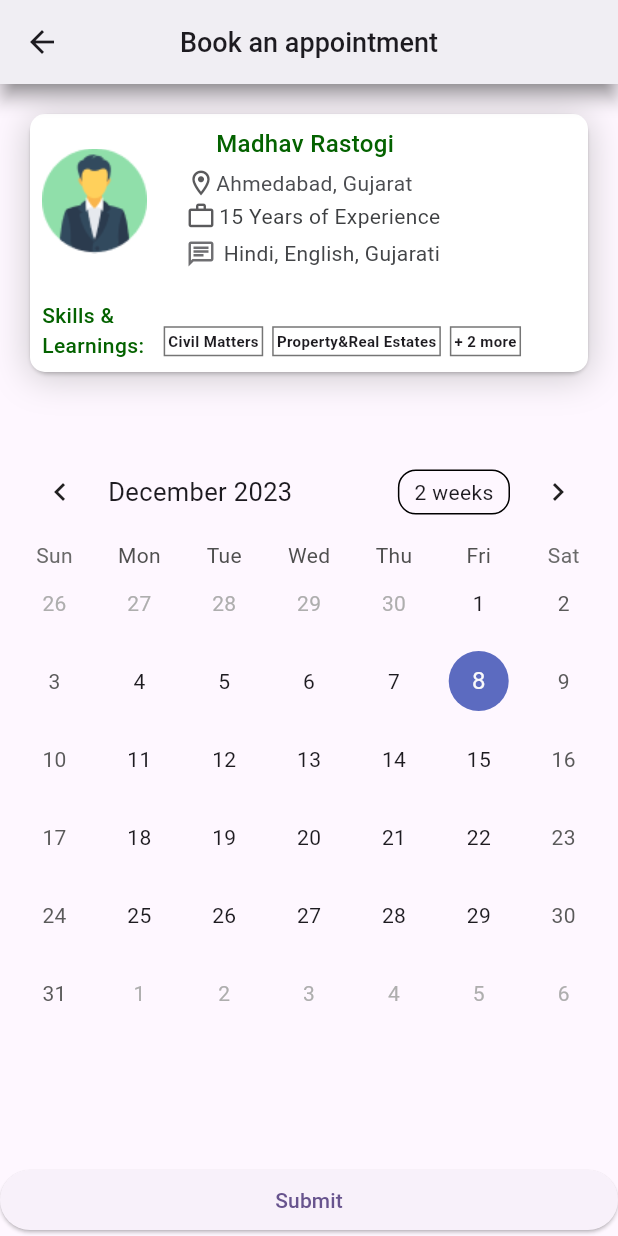
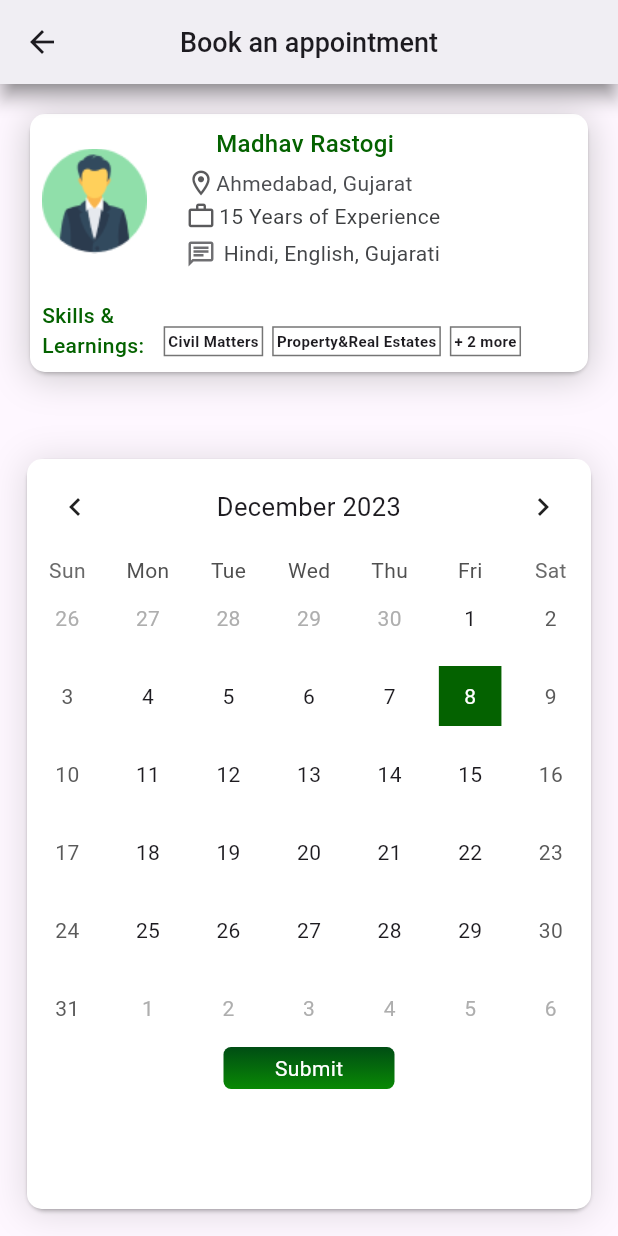
Before and after one commit to AVtheking/Justice_link, a Flutter app: the AppointmentScreen screen opened directly, on a phone screen of 412 x 824 dp. Run offline on Flutter 3.47's test engine with Material 3 defaults, Android fonts, the phone set to English and light mode, and no system bars; drawn by our look-alikes of table_calendar; our stand-ins replace file_picker.

Commit message:
book appointment done

```diff
--- a/lib/features/meetings/screens/appointment_screen.dart
+++ b/lib/features/meetings/screens/appointment_screen.dart
@@ -1,7 +1,7 @@
 import 'package:flutter/material.dart';
 import 'package:justice_link/common/app_bar.dart';
+import 'package:justice_link/features/meetings/widgets/calender_card.dart';
 import 'package:justice_link/features/meetings/widgets/lawyer_card.dart';
-import 'package:table_calendar/table_calendar.dart';
 
 class AppointmentScreen extends StatefulWidget {
   const AppointmentScreen({Key? key}) : super(key: key);
@@ -11,12 +11,8 @@ class AppointmentScreen extends StatefulWidget {
 }
 
 class _AppointmentScreenState extends State<AppointmentScreen> {
-  var _calendarController = TextEditingController();
-
-  void dispose() {
-    _calendarController.dispose();
-    super.dispose();
-  }
+  var _selectedDay = DateTime.now();
+  var _focusedDay = DateTime.now();
 
   @override
   Widget build(BuildContext context) {
@@ -30,27 +26,50 @@ class _AppointmentScreenState extends State<AppointmentScreen> {
           Expanded(
             child: Padding(
               padding: const EdgeInsets.all(8.0),
-              child: TableCalendar(
-
-                focusedDay: DateTime.now(),
-                firstDay: DateTime(1990),
-                lastDay: DateTime(2050),
-                onDaySelected: (selectedDay, focusedDay) => setState(() {
-                  _calendarController.text =
-                      selectedDay.toIso8601String().split('T')[0];
-                }),
-                selectedDayPredicate: (day) {
-                  return isSameDay(day, DateTime.now());
-                },
-                // Customize your calendar options here
+              child: Card(
+                margin:
+                    const EdgeInsets.symmetric(horizontal: 10, vertical: 10),
+                child: Container(
+                  decoration: BoxDecoration(
+                    color: Colors.white,
+                    borderRadius: BorderRadius.circular(10),
+                    boxShadow: const [
+                      BoxShadow(
+                          color: Colors.black12,
+                          offset: Offset(0, 2),
+                          blurRadius: 20,
+                          spreadRadius: 1),
+                    ],
+                  ),
+                  child: Column(
+                    children: [
+                    const   Calender(),
+                      Container(
+                        width: 114,
+                        height: 28,
+                        decoration: BoxDecoration(
+                          borderRadius: BorderRadius.circular(5),
+                          gradient: const LinearGradient(
+                            colors: [
+                              Color(0xFF004D14),
+                              Color(0xFF098904),
+                            ],
+                            begin: Alignment.topCenter,
+                            end: Alignment.bottomCenter,
+                          ),
+                        ),
+                        child:const Center(
+                          child:  Text(
+                            'Submit',
+                            style: TextStyle(color: Colors.white),
+                          ),
+                        ),
+                      ),
+                    ],
+                  ),
+                ),
               ),
             ),
-          ),
-          ElevatedButton(
-            onPressed: () {
-              // Implement your submit logic here
-            },
-            child: const Text('Submit'),
           ),
         ],
       ),
--- /dev/null
+++ b/lib/features/meetings/widgets/calender_card.dart
@@ -0,0 +1,60 @@
+import 'package:flutter/material.dart';
+import 'package:table_calendar/table_calendar.dart';
+
+class Calender extends StatefulWidget {
+  const Calender({super.key});
+
+  @override
+  State<Calender> createState() => _CalenderState();
+}
+
+class _CalenderState extends State<Calender> {
+  @override
+  Widget build(BuildContext context) {
+    var _selectedDay = DateTime.now();
+    var _focusedDay = DateTime.now();
+
+    return TableCalendar(
+      focusedDay: _focusedDay,
+      firstDay: DateTime(1990),
+      lastDay: DateTime(2050),
+      selectedDayPredicate: (day) {
+        return isSameDay(_selectedDay, day);
+      },
+      calendarStyle: CalendarStyle(
+        // isTodayHighlighted: false,
+
+        selectedDecoration: const BoxDecoration(
+          color: Color(0xFF046200),
+          shape: BoxShape.rectangle,
+        ),
+        todayDecoration: BoxDecoration(
+          color: const Color.fromARGB(255, 239, 241, 239),
+          shape: BoxShape.rectangle,
+          borderRadius: BorderRadius.circular(5),
+          border: Border.all(
+            color: const Color(0xFF046200),
+            width: 2,
+          ),
+        ),
+        todayTextStyle: const TextStyle(
+          color: Color.fromARGB(255, 47, 47, 47),
+          fontWeight: FontWeight.bold,
+        ),
+        selectedTextStyle: const TextStyle(color: Colors.white),
+      ),
+      headerStyle: HeaderStyle(
+        titleCentered: true,
+        formatButtonVisible: false,
+      ),
+
+      onDaySelected: (selectedDay, focusedDay) {
+        setState(() {
+          _selectedDay = selectedDay;
+          _focusedDay = focusedDay;
+        });
+      },
+      // Customize your calendar options here
+    );
+  }
+}
```
